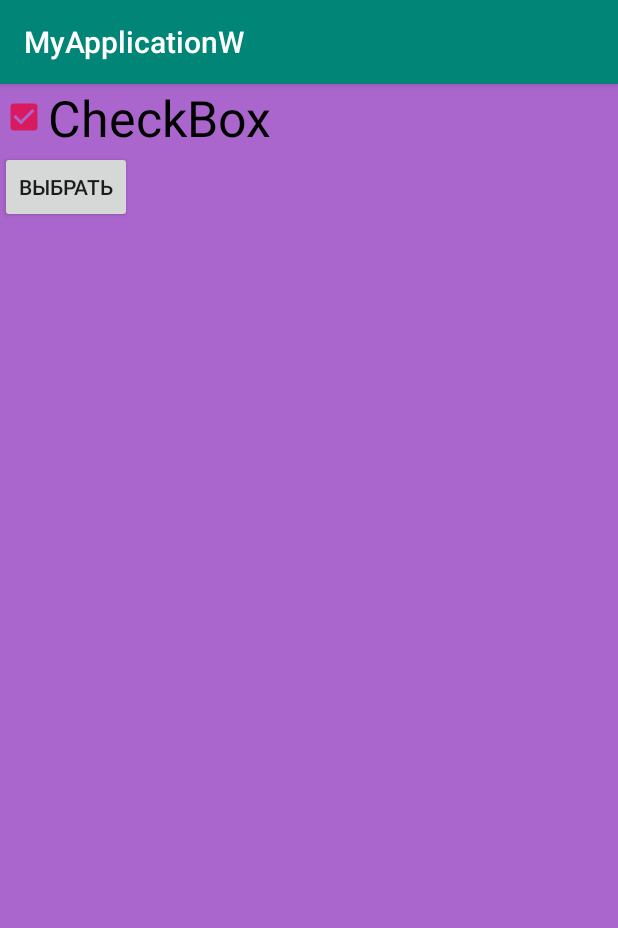
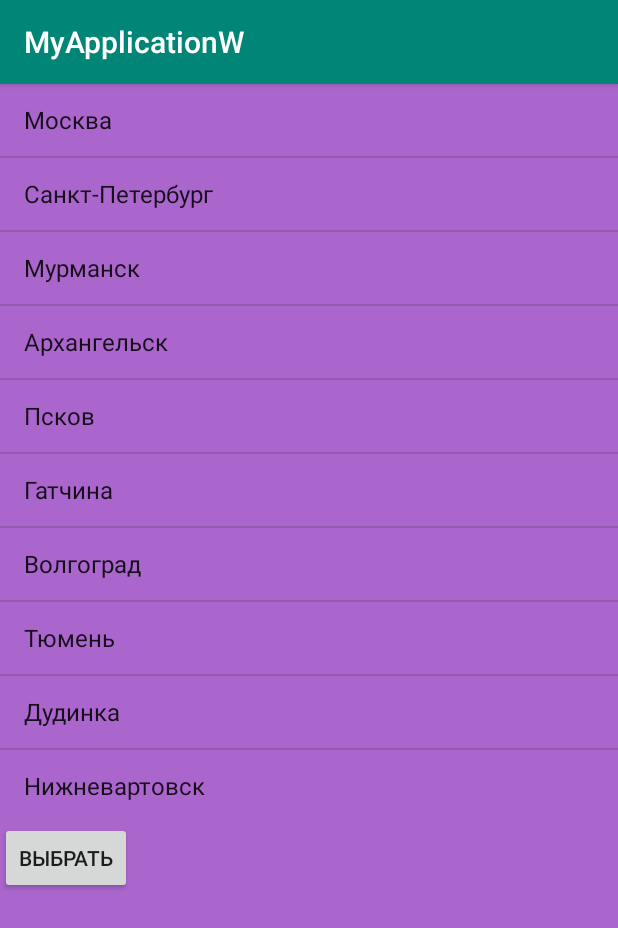
Before and after one commit to alexkaranevskii/Lesson02, an Android app: the screen it shows after launch (MainActivity), after a tap on "ВЫБРАТЬ ДРУГОЙ ГОРОД", on a phone screen of 412 x 824 dp. Shown: the top 928 px of the screen. Run offline under Robolectric (Android 15) with nearby library versions, the phone set to English and light mode, and no system bars; 1 other tap on this screen came first.

Commit message:
Добавил массив городов в список

```diff
--- a/Lesson2_2/app/src/main/java/ru/station3000/myapplicationw/MainActivity.java
+++ b/Lesson2_2/app/src/main/java/ru/station3000/myapplicationw/MainActivity.java
@@ -4,13 +4,19 @@ import androidx.appcompat.app.AppCompatActivity;
 
 import android.os.Bundle;
 import android.view.View;
+import android.widget.ArrayAdapter;
 import android.widget.Button;
 import android.widget.LinearLayout;
+import android.widget.ListView;
 import android.widget.TextView;
 
 public class MainActivity extends AppCompatActivity{
 
     private TextView textView;
+    String[] city= new String[]{"Москва","Санкт-Петербург",
+    "Мурманск","Архангельск","Псков","Гатчина",
+    "Волгоград","Тюмень","Дудинка","Нижневартовск",
+    };
 
     private LinearLayout load_layout;
     private LinearLayout working_layout;
@@ -21,6 +27,12 @@ public class MainActivity extends AppCompatActivity{
         super.onCreate(savedInstanceState);
         setContentView(R.layout.activity_main);
         textView = findViewById(R.id.textView);
+        ListView listView = findViewById(R.id.listView);
+
+        ArrayAdapter<String> adapter = new ArrayAdapter<>(this,
+        android.R.layout.simple_list_item_1, city);
+
+        listView.setAdapter(adapter);
 
         working_layout = findViewById(R.id.working_layout);
         city_layout = findViewById(R.id.city_layout);
--- a/Lesson2_2/app/src/main/res/layout/activity_main.xml
+++ b/Lesson2_2/app/src/main/res/layout/activity_main.xml
@@ -14,14 +14,11 @@
         android:layout_gravity="center"
         android:orientation="vertical">
 
-        <CheckBox
-            android:textSize="50px"
-            android:id="@+id/checkBox"
-            android:checked="true"
+        <ListView
+            android:id="@+id/listView"
             android:layout_width="match_parent"
-            android:layout_height="wrap_content"
-            android:text="CheckBox" />
-
+            android:layout_height="wrap_content" >
+        </ListView>
 
         <Button
             android:id="@+id/button1"
@@ -32,6 +29,7 @@
             android:onClick="buttonClick"
             tools:layout_editor_absoluteX="164dp"
             tools:layout_editor_absoluteY="399dp" />
+
 
     </LinearLayout>
 
@@ -86,13 +84,7 @@
             android:layout_width="100dp"
             android:layout_height="32dp"
             android:text="9.43"
-            android:textSize="@dimen/text_size"
-            app:layout_constraintBottom_toBottomOf="parent"
-            app:layout_constraintHorizontal_bias="10.077"
-            app:layout_constraintLeft_toLeftOf="parent"
-            app:layout_constraintRight_toRightOf="parent"
-            app:layout_constraintTop_toTopOf="parent"
-            app:layout_constraintVertical_bias="10.038" />
+            android:textSize="@dimen/text_size"/>
 
         <TextView
             android:id="@+id/textViewCity"
@@ -175,7 +167,7 @@
             android:layout_marginStart="47dp"
             android:layout_marginTop="32dp"
             android:layout_marginEnd="24dp"
-            android:src="@drawable/oblaka8"/>
+            android:src="@drawable/oblaka8" />
 
         <TextView
             android:id="@+id/textView4"
@@ -197,7 +189,6 @@
             android:text="Выбрать другой город"
             tools:layout_editor_absoluteX="164dp"
             tools:layout_editor_absoluteY="399dp" />
-
     </LinearLayout>
 
 
```
